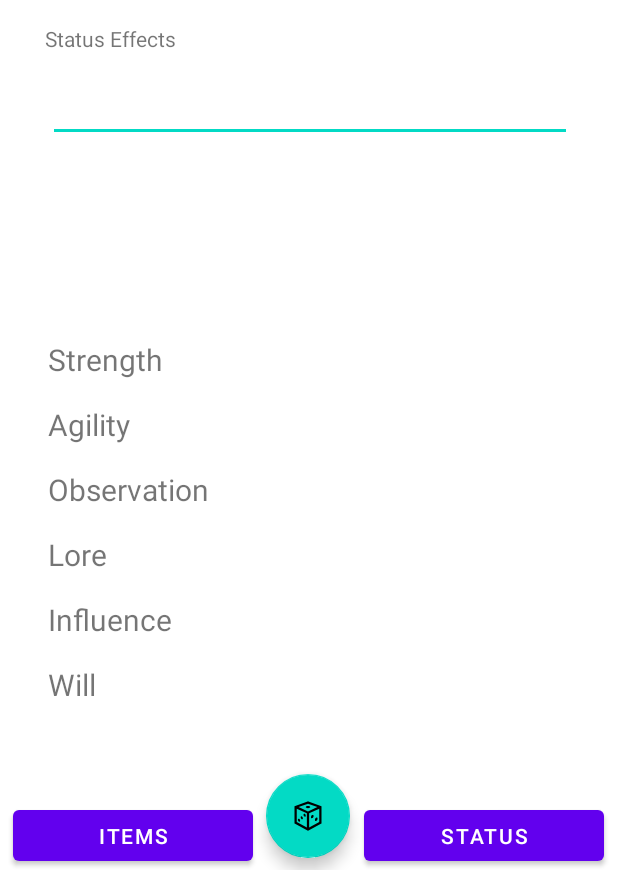
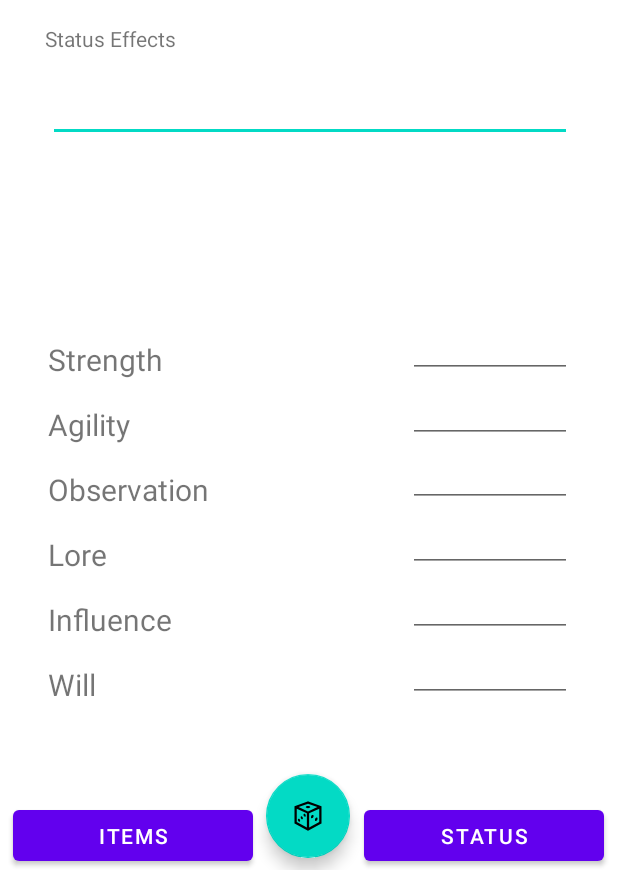
Before and after one commit to wabaja/Mansions-of-Madness-Companion, an Android app: the screen it shows after launch (MainActivity), on a phone screen of 412 x 824 dp, the part 366-1236 px from its top. Run offline under Robolectric (Android 15) with nearby library versions, the phone set to English and light mode, and no system bars.

Commit message:
Added a pop up menu off of the character portrait.  Added a new class for the character information.  Added numeric outputs for stats.

```diff
--- a/app/src/main/java/com/example/mansionsofmadness/MainActivity.java
+++ b/app/src/main/java/com/example/mansionsofmadness/MainActivity.java
@@ -2,10 +2,15 @@ package com.example.mansionsofmadness;
 
 import androidx.appcompat.app.AppCompatActivity;
 
+import android.app.Application;
 import android.content.Intent;
+import android.media.Image;
 import android.os.Bundle;
+import android.view.MenuItem;
 import android.view.View;
-
+import android.widget.Button;
+import android.widget.ImageButton;
+import android.widget.PopupMenu;
 
 
 public class MainActivity extends AppCompatActivity {
@@ -14,11 +19,33 @@ public class MainActivity extends AppCompatActivity {
     protected void onCreate(Bundle savedInstanceState) {
         super.onCreate(savedInstanceState);
         setContentView(R.layout.activity_main);
+
+        ImageButton imageButton;
+        imageButton = (ImageButton) findViewById(R.id.characterImageButton);
+
+        imageButton.setOnClickListener(new View.OnClickListener() {
+            @Override
+            public void onClick(View view) {
+                PopupMenu charPopUpMenu = new PopupMenu(MainActivity.this,imageButton);
+                charPopUpMenu.getMenuInflater().inflate(R.menu.character_menu, charPopUpMenu.getMenu());
+                charPopUpMenu.setOnMenuItemClickListener(new PopupMenu.OnMenuItemClickListener() {
+                    @Override
+                    public boolean onMenuItemClick(MenuItem menuItem) {
+                        return false;
+                    }
+                });
+                charPopUpMenu.show();
+            }
+        });
     }
 
     public void changePage(View view) {
         Intent intent = new Intent(this,ItemActivity.class);
         startActivity(intent);
+    }
 
-    }
+
+
+    // Declare all character objects
+
 }
--- /dev/null
+++ b/app/src/main/java/com/example/mansionsofmadness/characterInfo.java
@@ -0,0 +1,19 @@
+package com.example.mansionsofmadness;
+
+import android.content.Intent;
+
+// Class to store each characters information
+public class characterInfo {
+    String name             = "";
+    String image            = "";
+    String bio              = "";
+    String ability          = "";
+
+    Integer stat_Health     = 0;
+    Integer stat_Sanity     = 0;
+    Integer stat_Strength   = 0;
+    Integer stat_Agility    = 0;
+    Integer stat_Lore       = 0;
+    Integer stat_Influence  = 0;
+    Integer stat_Will       = 0;
+}
--- a/app/src/main/res/layout/activity_main.xml
+++ b/app/src/main/res/layout/activity_main.xml
@@ -152,5 +152,59 @@
         app:layout_constraintBottom_toTopOf="@+id/button_Item"
         app:layout_constraintStart_toStartOf="@+id/editTextTextMultiLine" />
 
+    <EditText
+        android:id="@+id/value_str"
+        android:layout_width="109dp"
+        android:layout_height="26dp"
+        android:ems="10"
+        android:inputType="number"
+        app:layout_constraintEnd_toEndOf="@+id/editTextTextMultiLine"
+        app:layout_constraintTop_toTopOf="@+id/heading_str" />
+
+    <EditText
+        android:id="@+id/value_agility"
+        android:layout_width="109dp"
+        android:layout_height="26dp"
+        android:ems="10"
+        android:inputType="number"
+        app:layout_constraintEnd_toEndOf="@+id/editTextTextMultiLine"
+        app:layout_constraintTop_toTopOf="@+id/heading_agility" />
+
+    <EditText
+        android:id="@+id/value_lore"
+        android:layout_width="109dp"
+        android:layout_height="25dp"
+        android:ems="10"
+        android:inputType="number"
+        app:layout_constraintEnd_toEndOf="@+id/editTextTextMultiLine"
+        app:layout_constraintTop_toTopOf="@+id/heading_lore" />
+
+    <EditText
+        android:id="@+id/value_observation"
+        android:layout_width="109dp"
+        android:layout_height="25dp"
+        android:ems="10"
+        android:inputType="number"
+        app:layout_constraintEnd_toEndOf="@+id/editTextTextMultiLine"
+        app:layout_constraintTop_toTopOf="@+id/heading_observation" />
+
+    <EditText
+        android:id="@+id/value_influence"
+        android:layout_width="109dp"
+        android:layout_height="25dp"
+        android:ems="10"
+        android:inputType="number"
+        app:layout_constraintEnd_toEndOf="@+id/editTextTextMultiLine"
+        app:layout_constraintTop_toTopOf="@+id/heading_influence" />
+
+    <EditText
+        android:id="@+id/value_will"
+        android:layout_width="109dp"
+        android:layout_height="25dp"
+        android:ems="10"
+        android:inputType="number"
+        app:layout_constraintEnd_toEndOf="@+id/editTextTextMultiLine"
+        app:layout_constraintTop_toTopOf="@+id/heading_iwill" />
+
 
 </androidx.constraintlayout.widget.ConstraintLayout>
--- /dev/null
+++ b/app/src/main/res/menu/character_menu.xml
@@ -0,0 +1,34 @@
+<?xml version="1.0" encoding="utf-8"?>
+<menu xmlns:android="http://schemas.android.com/apk/res/android">
+
+    <item
+        android:id="@+id/AC"
+        android:title="Agatha Crane" />
+
+    <item
+        android:id="@+id/PTM"
+        android:title="Min Ti Phan" />
+
+    <item
+        android:id="@+id/PF"
+        android:title="Preston Fairmont" />
+
+    <item
+        android:id="@+id/CS"
+        android:title="Carson Sinclair" />
+
+    <item
+        android:id="@+id/java"
+        android:title="Father Matteo" />
+
+    <item
+        android:id="@+id/RY"
+        android:title="Rita Young" />
+
+    <item
+        android:id="@+id/WY"
+        android:title="William Yorick" />
+
+
+
+</menu>
```
Also changed, not shown: 3 other files.
